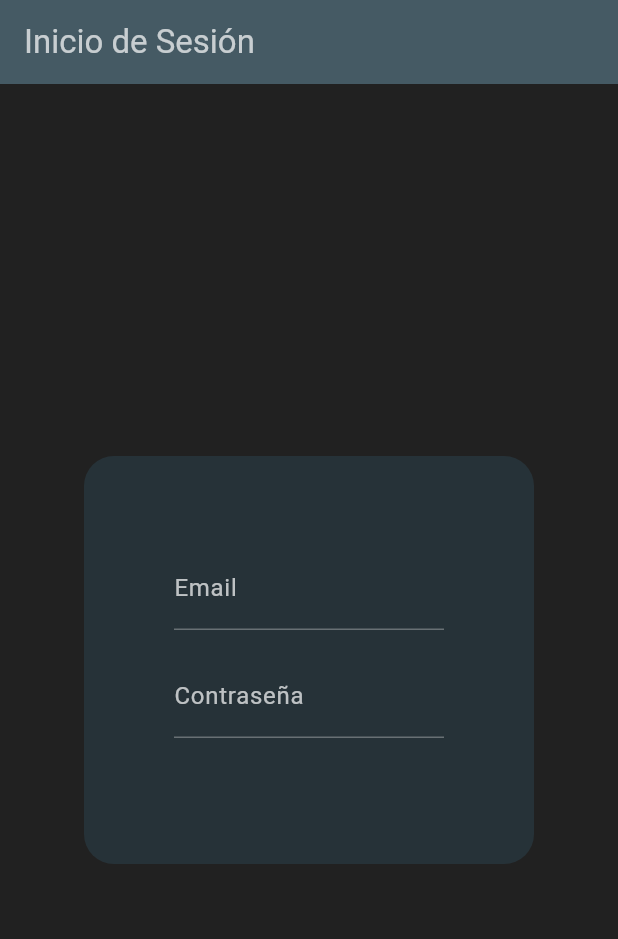
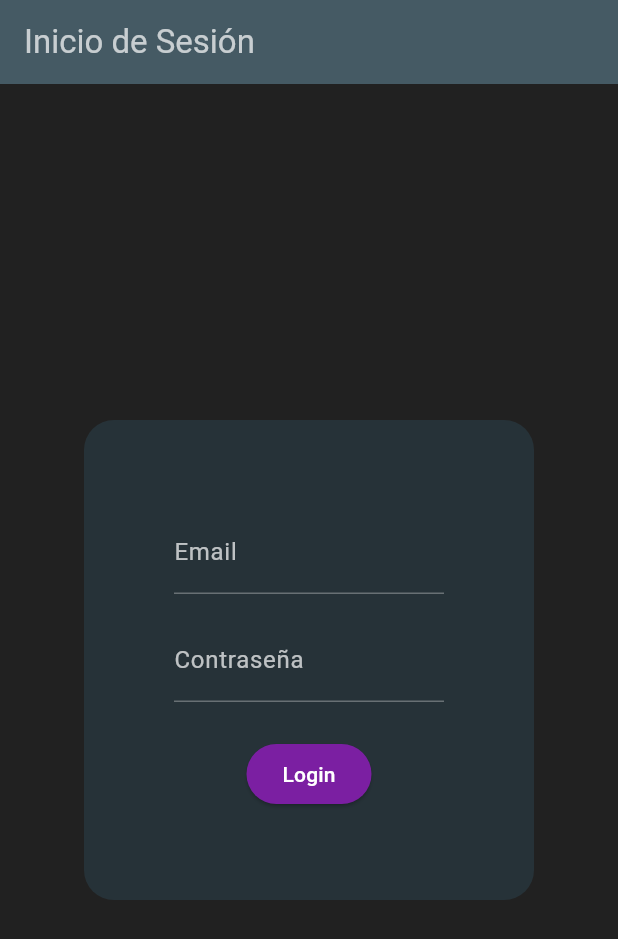
Before and after one commit to arion0501/ExamenFinal_PSP_PMDM, a Flutter app: the screen it shows after launch, on a phone screen of 412 x 824 dp. Shown: the top 939 px of the screen. Run offline on Flutter 3.47's test engine with Material 3 defaults, Android fonts, the phone set to English and light mode, and no system bars.

Commit message:
Commit V6: modificación de la vista login, botón login añadido.

```diff
--- a/lib/OnBoarding/loginView.dart
+++ b/lib/OnBoarding/loginView.dart
@@ -64,6 +64,16 @@ class loginView extends StatelessWidget{
                   obscureText: true,
                 ),
                 SizedBox(height: 24.0),
+                ElevatedButton(
+                  onPressed: () {
+
+                  },
+                  child: Text('Login'),
+                  style: ElevatedButton.styleFrom(
+                    primary: Colors.purple[700],
+                    onPrimary: Colors.white,
+                  ),
+                ),
               ],
             ),
           ),
```
